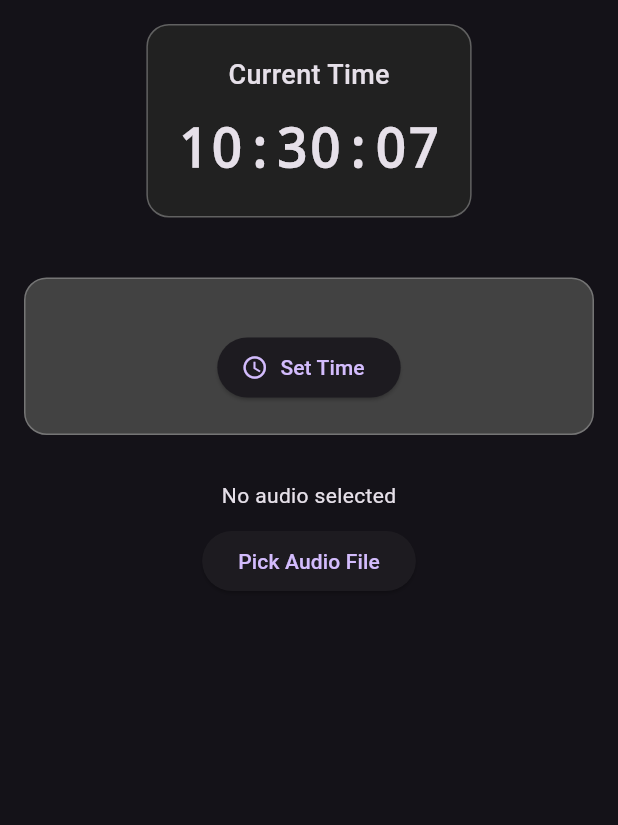
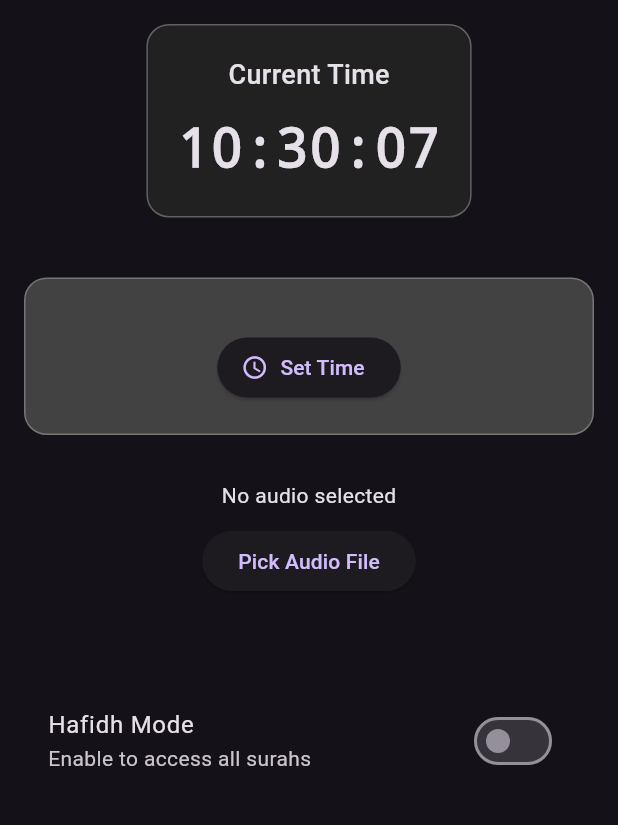
Before and after one commit to AsifJishan/Utho, a Flutter app: the screen it shows after launch, on a phone screen of 412 x 824 dp, the part 84-909 px from its top. Run offline on Flutter 3.47's test engine with Material 3 defaults, Android fonts, the phone set to English and light mode, and no system bars; our stand-ins replace audioplayers, awesome_notifications, file_picker, get_it, permission_handler, shared_preferences.

Commit message:
Add hafidh mode toggle and restricted surah handling; update UI to reflect change

```diff
--- a/lib/views/alarm_clock_view.dart
+++ b/lib/views/alarm_clock_view.dart
@@ -34,6 +34,8 @@ class _AlarmClockViewState extends State<AlarmClockView> {
                   const SizedBox(height: 30),
                   if (viewModel.alarmModel.isAlarmSet)
                     _buildAlarmStatus(),
+                  const SizedBox(height: 30),
+                  _buildHafidhModeToggle(viewModel),
                 ],
               ),
             ),
@@ -162,6 +164,15 @@ class _AlarmClockViewState extends State<AlarmClockView> {
     );
   }
 
+  Widget _buildHafidhModeToggle(AlarmViewModel viewModel) {
+    return SwitchListTile(
+      title: const Text('Hafidh Mode'),
+      subtitle: const Text('Enable to access all surahs'),
+      value: viewModel.hafidhMode,
+      onChanged: (value) => viewModel.toggleHafidhMode(),
+    );
+  }
+
   void _selectTime(BuildContext context, AlarmViewModel viewModel) async {
     final TimeOfDay? picked = await showTimePicker(
       context: context,
--- a/lib/widgets/quiz_dialog.dart
+++ b/lib/widgets/quiz_dialog.dart
@@ -19,7 +19,9 @@ class _QuizDialogState extends State<QuizDialog> {
   @override
   void initState() {
     super.initState();
-    _loadNextQuestion();
+    WidgetsBinding.instance.addPostFrameCallback((_) {
+      _loadNextQuestion();
+    });
   }
 
   Future<void> _loadNextQuestion() async {
```
Also changed, not shown: lib/services/quiz_service.dart (+5 -4 lines), lib/viewmodels/alarm_viewmodel.dart (+28 -1 lines).
